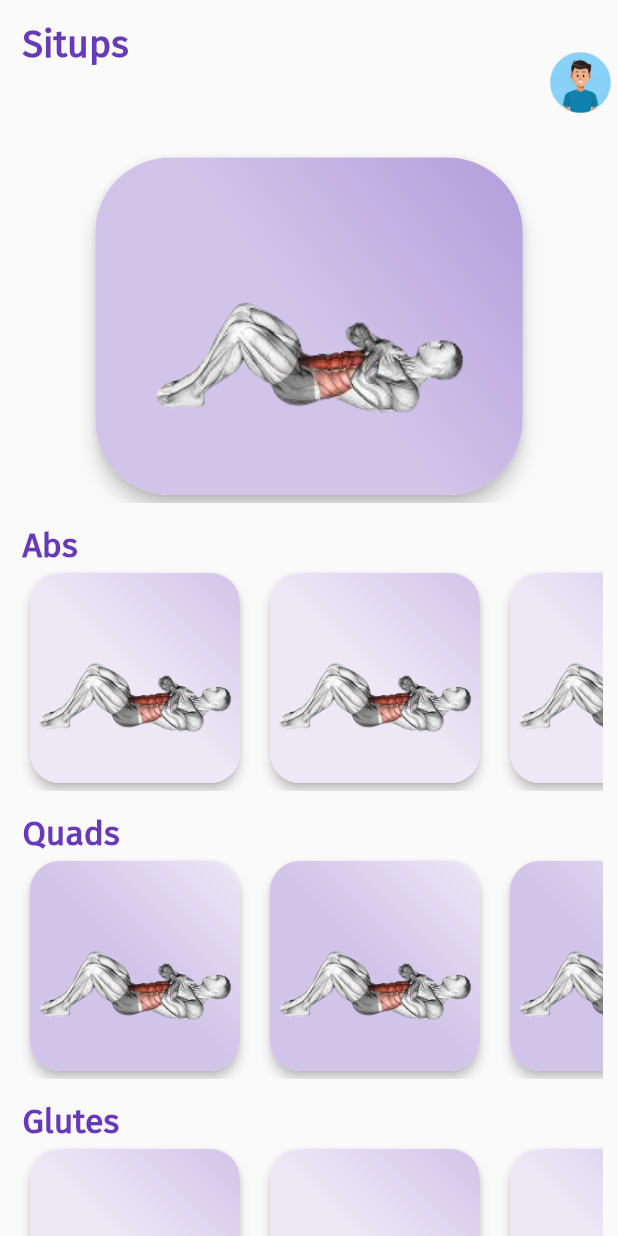
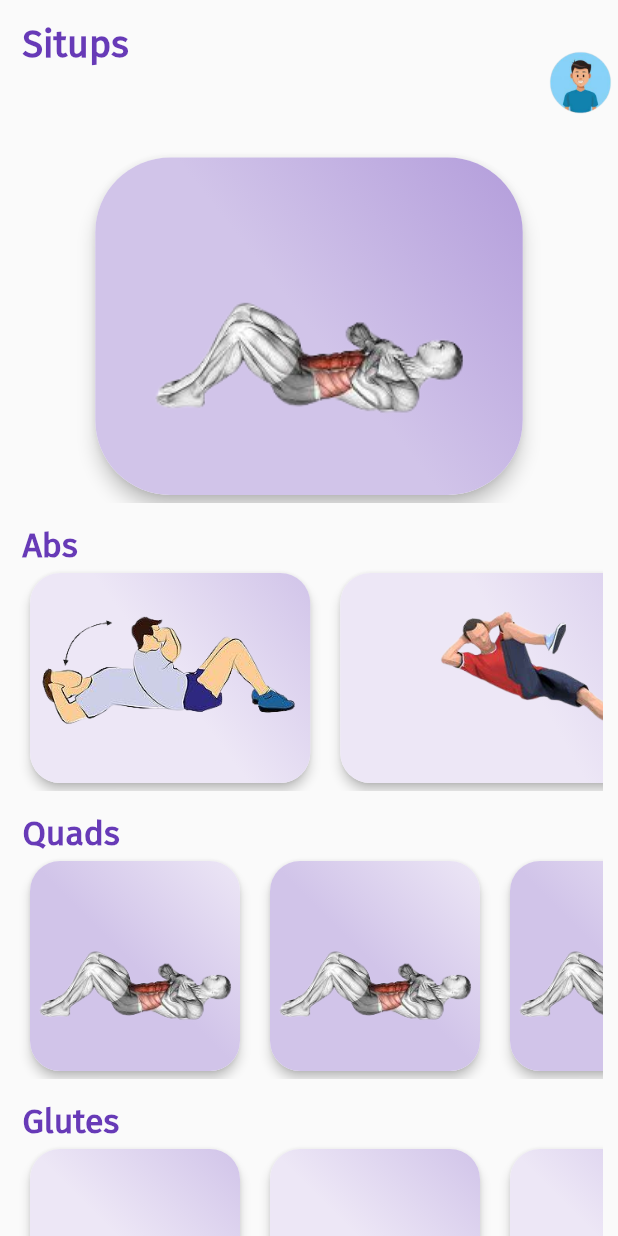
Before and after one commit to Perumallpardhiv/trinetra, a Flutter app: the Gym screen opened directly, on a phone screen of 412 x 824 dp. Run offline on Flutter 3.47's test engine with Material 2 defaults, Android fonts, the phone set to English and light mode, and no system bars; drawn by our look-alikes of animated_text_kit, carousel_slider; our stand-ins replace cloud_firestore, curved_navigation_bar, firebase_auth, firebase_core, fl_chart, font_awesome_flutter and 4 more; accounts and stored records are empty; network calls fail; project files that could hold a hidden picture were left out.

Commit message:
abs_photos

```diff
--- a/lib/homePage.dart
+++ b/lib/homePage.dart
@@ -17,7 +17,7 @@ class HomePage extends StatefulWidget {
 
 class _HomePageState extends State<HomePage> {
   final user = FirebaseAuth.instance.currentUser;
-  var index = 0;
+  var index = 2;
   final navigationKey = GlobalKey<CurvedNavigationBarState>();
 
   final items = <Widget>[
--- a/lib/screen/gym.dart
+++ b/lib/screen/gym.dart
@@ -20,10 +20,11 @@ final carousels = [
 ];
 
 final abs_count = [
-  'assets/images/situps.jpg',
-  'assets/images/situps.jpg',
-  'assets/images/situps.jpg',
-  'assets/images/situps.jpg',
+  'assets/images/situps.png',
+  'assets/images/bicycle_crunches.png',
+  'assets/images/legrise.png',
+  'assets/images/flatterkicks.png',
+  'assets/images/elbowplanks.png',
 ];
 
 final quads_count = [
@@ -184,7 +185,10 @@ class _GymState extends State<Gym> {
                               child: Padding(
                                 padding: EdgeInsets.symmetric(
                                     horizontal: padd[index]),
-                                child: Image.asset(carousels[index]),
+                                child: Image.asset(
+                                  carousels[index],
+                                  fit: BoxFit.cover,
+                                ),
                               ),
                             ),
                           );
```
Also changed, not shown: assets/images/bicycle_crunches.png (added), assets/images/elbowplanks.png (added), assets/images/flatterkicks.png (added), assets/images/legrise.png (added), assets/images/situps.png (added).
